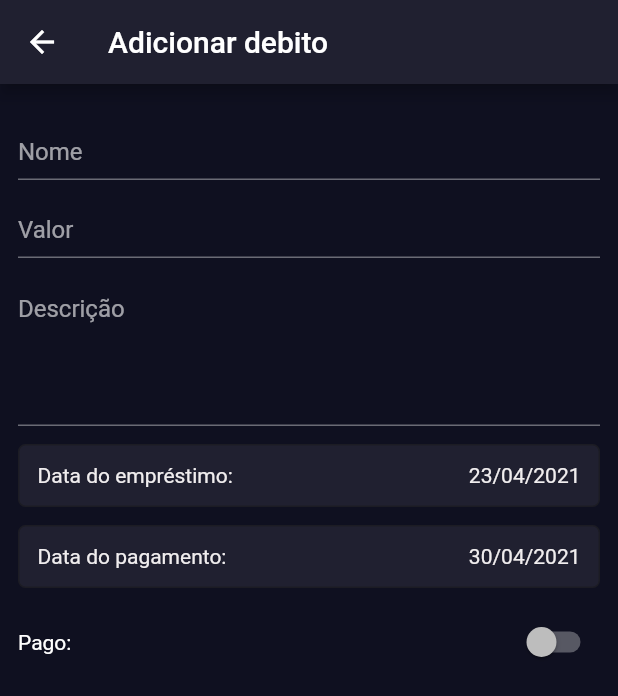
After one commit to joaoarmando/quem-eu-devo, a Flutter app: the AddDebtPage screen opened directly, on a phone screen of 412 x 824 dp. The commit adds this screen. Shown: the top 696 px of the screen. Run offline on Flutter 3.47's test engine with Material 2 defaults, Android fonts, the phone set to English and light mode, and no system bars; drawn by our look-alikes of flutter_platform_widgets; our stand-ins replace flutter_mobx, mobx, shared_preferences; accounts and stored records are empty; generated files the repository leaves out were written again.

Commit message:
Created AddDebtPage file

```diff
--- /dev/null
+++ b/lib/pages/add_debt_page.dart
@@ -0,0 +1,107 @@
+import 'dart:io';
+import 'package:flutter/cupertino.dart';
+import 'package:flutter/material.dart';
+import 'package:flutter_platform_widgets/flutter_platform_widgets.dart';
+import 'package:quemeudevo/styles/styles.dart';
+
+class AddDebtPage extends StatelessWidget {
+  @override
+  Widget build(BuildContext context) {
+    return PlatformScaffold(
+      appBar: PlatformAppBar(
+        title: Text("Adicionar debito"),
+        trailingActions: [
+          Platform.isIOS ? PlatformButton(
+            padding: const EdgeInsets.all(0),
+            child: PlatformText("Salvar",
+              style: TextStyle(
+                color: primaryAccent,
+                fontSize: 18
+              ),
+            ),
+            onPressed: (){},
+          ) : SizedBox()
+        ],
+      ),
+      body: ListView(
+        padding: const EdgeInsets.symmetric(horizontal: 12, vertical: 24),
+        children: [
+          SizedBox(
+            height: 40,
+            child: _buildTextField(hint:"Nome", onChanged: (s) {}),
+          ),
+          SizedBox(height: 12),
+          SizedBox(
+            height: 40,
+            child: _buildTextField(hint:"Valor", onChanged: (s) {}),
+          ),
+          SizedBox(height: 12),
+          SizedBox(
+            height: 100,
+            child: _buildTextField(hint:"Descrição", onChanged: (s) {}, maxLines: 4),
+          ),
+          SizedBox(height: 12),
+          _buildDateSecion(description: "Data do empréstimo:", date: "23/04/2021"),
+          SizedBox(height: 12),
+          _buildDateSecion(description: "Data do pagamento:", date: "30/04/2021"),
+          SizedBox(height: 12),
+          Row(
+            mainAxisAlignment: MainAxisAlignment.spaceBetween,
+            children: [
+              Text("Pago:"),
+              PlatformSwitch(
+                value: false,
+                onChanged: (checked) {},
+              ),
+            ],
+          )
+        ],
+      ),
+    );
+  }
+
+  Widget _buildTextField({@required String hint, @required Function(String) onChanged, int maxLines}) {
+    return PlatformTextField(
+      onChanged: onChanged,
+      hintText: hint,
+      maxLines: maxLines,
+      textAlign: TextAlign.start,
+      autocorrect: true,
+      cupertino: (_,__) => CupertinoTextFieldData(
+        decoration: BoxDecoration(
+          color: backgroundColor,
+          border: Border.all(color: dividerColorSecondary, width: 1),
+          borderRadius: BorderRadius.circular(5)
+        ),
+        // maxLines: 4
+      ),
+    );
+  }
+
+  Widget _buildDateSecion({@required String description, String date}){
+    return Container(
+      padding: const EdgeInsets.symmetric(horizontal:12, vertical: 12),
+      decoration: BoxDecoration(
+        color: backgroundColor,
+        border: Border.all(color: dividerColorSecondary, width: 1),
+        borderRadius: BorderRadius.circular(5)
+      ),
+      child: Row(
+        crossAxisAlignment: CrossAxisAlignment.center,
+        mainAxisAlignment: MainAxisAlignment.spaceBetween,
+        children: [
+          Text("$description",
+            style: TextStyle(
+              color: primaryText
+            ),
+          ),
+          Text("$date",
+            style: TextStyle(
+              color: primaryText
+            ),
+          ),
+        ],
+      ),
+    );
+  }
+}
--- a/lib/pages/home_page.dart
+++ b/lib/pages/home_page.dart
@@ -5,6 +5,7 @@ import 'package:flutter/material.dart';
 import 'package:flutter_platform_widgets/flutter_platform_widgets.dart';
 import 'package:flutter_mobx/flutter_mobx.dart';
 import 'package:quemeudevo/controllers/debt_page_controller.dart';
+import 'package:quemeudevo/pages/add_debt_page.dart';
 
 import '../styles/styles.dart';
 
@@ -93,8 +94,8 @@ class _HomePageState extends State<HomePage> with SingleTickerProviderStateMixin
         Platform.isIOS ? PlatformButton(
           padding: const EdgeInsets.all(0),
           onPressed: (){
+            Navigator.push(context, CupertinoPageRoute(builder: (context) => AddDebtPage()));
             // controller.saveAllPendantDebts();
-
           },
           child: Text("+ Novo",
             style: TextStyle(
```
